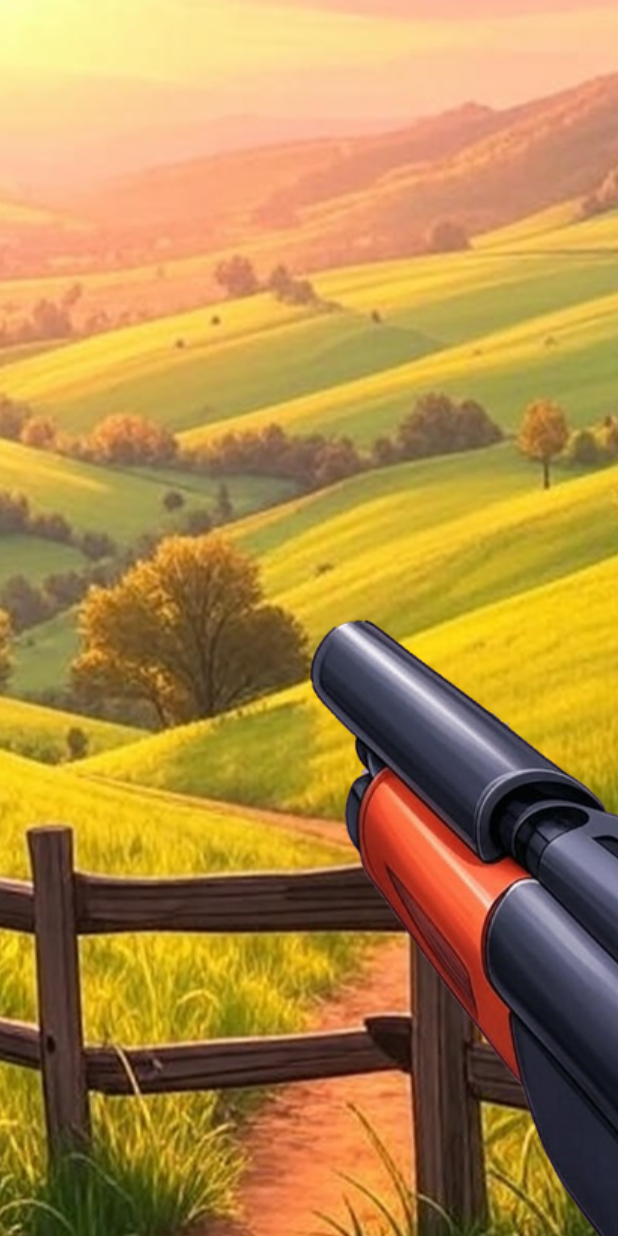
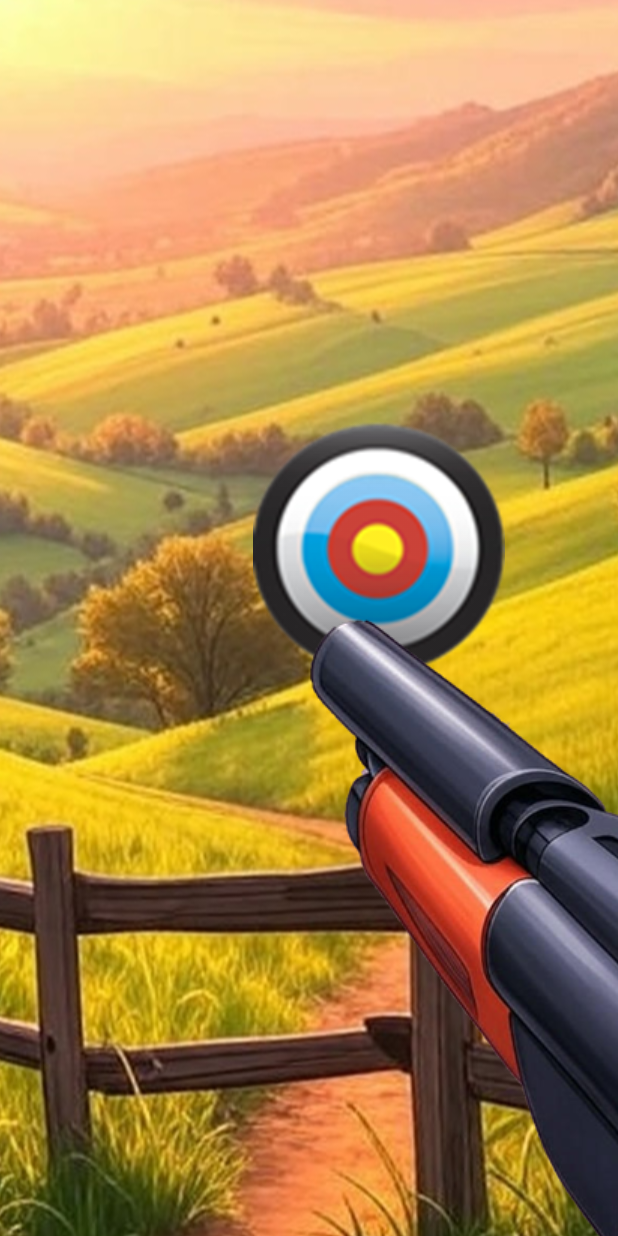
Before and after one commit to 108Pawel/Guns-n-Banjos, an Android app built with Jetpack Compose: the GameActivity screen opened directly, with no data from a screen before it, on a phone screen of 412 x 824 dp. Run offline under Robolectric (Android 15) with nearby library versions, the phone set to English and light mode, and no system bars; 1 statement that could not run was skipped.

Commit message:
adding target in game activity

```diff
--- a/app/src/main/java/com/example/myapplication/GameActivity.kt
+++ b/app/src/main/java/com/example/myapplication/GameActivity.kt
@@ -18,8 +18,10 @@ class GameActivity : AppCompatActivity() {
     private lateinit var reloadPlayer: MediaPlayer
     private lateinit var flashView: View
     private lateinit var gunView: ImageView
+
+    private lateinit var targetView1: ImageView
+    private lateinit var targetController1: TargetController
     private var isReloading = false
-
 
     override fun onCreate(savedInstanceState: Bundle?) {
         super.onCreate(savedInstanceState)
@@ -40,7 +42,7 @@ class GameActivity : AppCompatActivity() {
         }
         layout.addView(flashView)
 
-        // Initialize gun image view (basic setup only, no positioning)
+        // Initialize gun image view
         gunView = ImageView(this).apply {
             setImageResource(R.drawable.gun3)
             scaleType = ImageView.ScaleType.CENTER
@@ -48,10 +50,25 @@ class GameActivity : AppCompatActivity() {
                 RelativeLayout.LayoutParams.WRAP_CONTENT,
                 RelativeLayout.LayoutParams.WRAP_CONTENT
             )
+            elevation = 5f
         }
         layout.addView(gunView)
 
-        // Load background image
+        // Initialize first target
+        targetView1 = ImageView(this).apply {
+            setImageResource(R.drawable.target)
+            scaleType = ImageView.ScaleType.CENTER
+            layoutParams = RelativeLayout.LayoutParams(500, 500).apply {
+                leftMargin = 0
+                topMargin = 0
+            }
+            elevation = 4f
+            isEnabled = false
+        }
+        layout.addView(targetView1)
+
+
+        // Load background image and initialize targets
         try {
             val bitmap = BitmapFactory.decodeResource(resources, R.drawable.background)
             if (bitmap == null) {
@@ -60,7 +77,10 @@ class GameActivity : AppCompatActivity() {
                 return
             }
             imageView.setImageBitmap(bitmap)
-            sensorHandler = SensorBackgroundHandler(this, imageView, bitmap)
+            targetController1 = TargetController(this, targetView1, imageView, bitmap.width.toFloat(), bitmap.height.toFloat())
+            sensorHandler = SensorBackgroundHandler(this, imageView, bitmap) { x, y ->
+                targetController1.updateTargetPosition(x, y)
+            }
         } catch (e: Exception) {
             Log.e("GameActivity", "Error loading background image: ${e.message}")
             finish()
@@ -86,6 +106,10 @@ class GameActivity : AppCompatActivity() {
                 fireShot()
             }
         }
+
+        // Ensure layout doesn't clip children
+        layout.clipChildren = false
+        layout.clipToPadding = false
     }
 
     private fun fireShot() {
@@ -112,14 +136,13 @@ class GameActivity : AppCompatActivity() {
     }
 
     private fun animateRecoil() {
-        // Simplified recoil animation without positioning dependencies
         gunView.animate()
-            .translationY(50f)  // Move up by a fixed amount
+            .translationY(50f)
             .translationX(20f)
             .setDuration(20)
             .withEndAction {
                 gunView.animate()
-                    .translationY(0f)  // Return to default position
+                    .translationY(0f)
                     .translationX(0f)
                     .setDuration(350)
                     .start()
--- a/app/src/main/java/com/example/myapplication/TargetController.kt
+++ b/app/src/main/java/com/example/myapplication/TargetController.kt
@@ -71,6 +71,6 @@ class TargetController(
                 screenCenterY <= targetBottom
 
         targetView.isEnabled = isCrosshairOverTarget
-        targetView.alpha = if (isCrosshairOverTarget) 1.0f else 0.8f
+        targetView.alpha = if (isCrosshairOverTarget) 1.0f else 0.7f
     }
 }
--- a/app/src/main/res/layout/activity_game.xml
+++ b/app/src/main/res/layout/activity_game.xml
@@ -1,7 +1,15 @@
-<RelativeLayout xmlns:android="http://schemas.android.com/apk/res/android"
-    android:id="@+id/gameLayout"
+<FrameLayout xmlns:android="http://schemas.android.com/apk/res/android"
     android:layout_width="match_parent"
-    android:layout_height="match_parent">
+    android:layout_height="match_parent"
+    android:clipChildren="false"
+    android:clipToPadding="false">
+
+    <RelativeLayout
+        android:id="@+id/gameLayout"
+        android:layout_width="match_parent"
+        android:layout_height="match_parent"
+        android:clipChildren="false"
+        android:clipToPadding="false">
 
     <ImageView
         android:id="@+id/imageView"
@@ -9,3 +17,4 @@
         android:layout_height="match_parent"
         android:scaleType="matrix" />
 </RelativeLayout>
+</FrameLayout>
```
